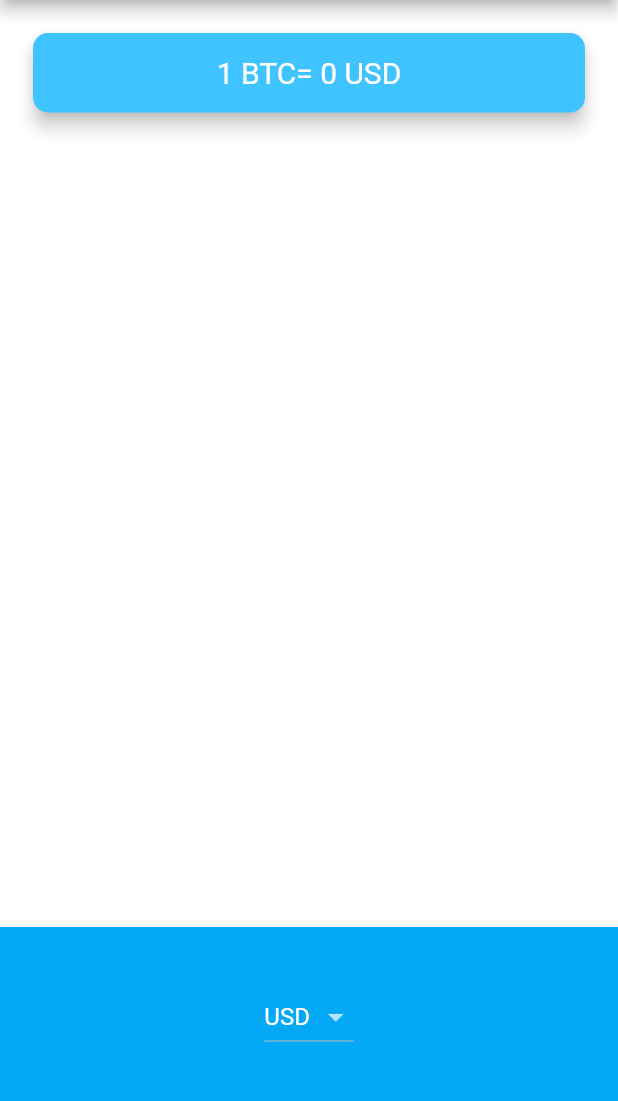
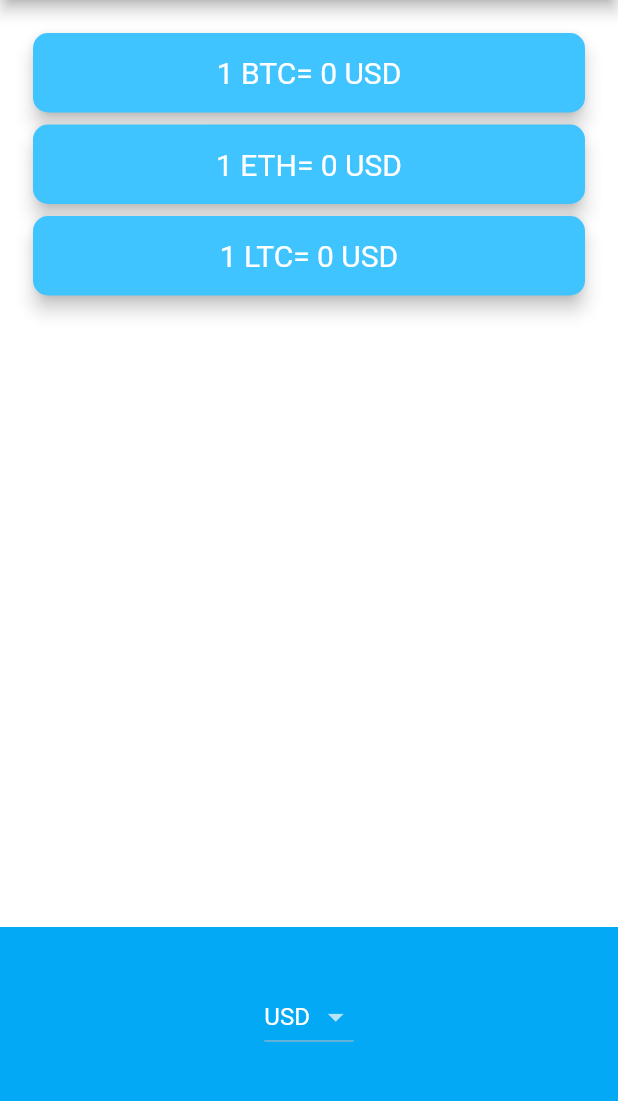
Before and after one commit to RedeemerNtumy/Crypotrack, a Flutter app: the screen it shows after launch, on a phone screen of 412 x 824 dp, the part 84-1185 px from its top. Run offline on Flutter 3.47's test engine with Material 2 defaults, Android fonts, the phone set to English and light mode, and no system bars; network calls fail.

Commit message:
App done

```diff
--- a/lib/coin_data.dart
+++ b/lib/coin_data.dart
@@ -32,11 +32,12 @@ const List<String> cryptoList = [
 ];
 
 class CoinData {
-  CoinData(this.currency);
-  String currency;
+  CoinData(this.currencyLeft, this.currencyRight);
+  String currencyLeft;
+  String currencyRight;
   Future getCoinData() async {
     http.Response response = await http.get(
-      Uri.parse(bitcoinUrl+"$currency"+apiKey),
+      Uri.parse(bitcoinUrl + "$currencyLeft""/"+"$currencyRight" + apiKey),
     );
     if (response.statusCode == 200) {
       var data = response.body;
@@ -50,5 +51,5 @@ class CoinData {
   }
 }
 
-const bitcoinUrl = "https://rest.coinapi.io/v1/exchangerate/BTC/";
-const apiKey = "?apikey=DEC3C8C2-EACC-4139-A140-44D09C9C3A66";
+const bitcoinUrl = "https://rest.coinapi.io/v1/exchangerate/";
+const apiKey = "/?apikey=DEC3C8C2-EACC-4139-A140-44D09C9C3A66";
--- a/lib/price_screen.dart
+++ b/lib/price_screen.dart
@@ -25,8 +25,14 @@ class _PriceScreenState extends State<PriceScreen> {
         setState(() {
           getRate();
           selectedCurrency = value.toString();
-          print(selectedCurrency);
-          updateCurrency(selectedCurrency, amount);
+
+          if (selectedCurrency == 'BTC') {
+            updateCurrencyBtc(selectedCurrency, amountBtc);
+          } else if (selectedCurrency == 'ETH') {
+            updateCurrencyEth(selectedCurrency, amountEth);
+          } else {
+            updateCurrencyLtc(selectedCurrency, amountLtc);
+          }
         });
       },
     );
@@ -44,8 +50,14 @@ class _PriceScreenState extends State<PriceScreen> {
         setState(() {
           getRate();
           selectedCurrency = items[selectedIndex].data.toString();
-          print(selectedCurrency);
-          updateCurrency(selectedCurrency, amount);
+
+          if (selectedCurrency == 'BTC') {
+            updateCurrencyBtc(selectedCurrency, amountBtc);
+          } else if (selectedCurrency == 'ETH') {
+            updateCurrencyEth(selectedCurrency, amountEth);
+          } else {
+            updateCurrencyLtc(selectedCurrency, amountLtc);
+          }
         });
       },
       children: items,
@@ -53,19 +65,44 @@ class _PriceScreenState extends State<PriceScreen> {
   }
 
   String selectedCurrency = "USD";
-  String amount = "0";
+  String amountBtc = "0";
+  String amountEth = "0";
+  String amountLtc = "0";
   String currency = "USD";
 
-  void updateCurrency(String money, String coin) {
+  void updateCurrencyBtc(String money, String coin) {
     currency = money;
-    amount = coin;
+    amountBtc = coin;
   }
-
+  void updateCurrencyEth(String money, String coin) {
+    currency = money;
+    amountEth = coin;
+  }
+   void updateCurrencyLtc(String money, String coin) {
+    currency = money;
+    amountLtc = coin;
+  }
   void getRate() async {
     try {
-      double exchangeRate = await CoinData(currency).getCoinData();
+      double exchangeRateBtc = await CoinData('BTC', currency).getCoinData();
       setState(() {
-        amount = exchangeRate.toStringAsFixed(0);
+        amountBtc = exchangeRateBtc.toStringAsFixed(0);
+      });
+    } catch (e) {
+      print(e);
+    }
+    try {
+      double exchangeRateEth = await CoinData('ETH', currency).getCoinData();
+      setState(() {
+        amountEth = exchangeRateEth.toStringAsFixed(0);
+      });
+    } catch (e) {
+      print(e);
+    }
+    try {
+      double exchangeRateEth = await CoinData('LTC', currency).getCoinData();
+      setState(() {
+        amountLtc = exchangeRateEth.toStringAsFixed(0);
       });
     } catch (e) {
       print(e);
@@ -90,16 +127,20 @@ class _PriceScreenState extends State<PriceScreen> {
         children: <Widget>[
           Padding(
             padding: EdgeInsets.fromLTRB(18.0, 18.0, 18.0, 0),
-            child: Card(
+            child: Column(
+              crossAxisAlignment: CrossAxisAlignment.stretch,
+              children: [
+                Card(
                   color: Colors.lightBlueAccent,
                   elevation: 5.0,
                   shape: RoundedRectangleBorder(
                     borderRadius: BorderRadius.circular(10.0),
                   ),
                   child: Padding(
-                padding: EdgeInsets.symmetric(vertical: 15.0, horizontal: 28.0),
+                    padding:
+                        EdgeInsets.symmetric(vertical: 15.0, horizontal: 28.0),
                     child: Text(
-                  "1 BTC= $amount $currency",
+                      "1 BTC= $amountBtc $currency",
                       textAlign: TextAlign.center,
                       style: TextStyle(
                         fontSize: 20.0,
@@ -107,6 +148,46 @@ class _PriceScreenState extends State<PriceScreen> {
                       ),
                     ),
                   ),
+                ),
+                Card(
+                  color: Colors.lightBlueAccent,
+                  elevation: 5.0,
+                  shape: RoundedRectangleBorder(
+                    borderRadius: BorderRadius.circular(10.0),
+                  ),
+                  child: Padding(
+                    padding:
+                        EdgeInsets.symmetric(vertical: 15.0, horizontal: 28.0),
+                    child: Text(
+                      "1 ETH= $amountEth $currency",
+                      textAlign: TextAlign.center,
+                      style: TextStyle(
+                        fontSize: 20.0,
+                        color: Colors.white,
+                      ),
+                    ),
+                  ),
+                ),
+                Card(
+                  color: Colors.lightBlueAccent,
+                  elevation: 5.0,
+                  shape: RoundedRectangleBorder(
+                    borderRadius: BorderRadius.circular(10.0),
+                  ),
+                  child: Padding(
+                    padding:
+                        EdgeInsets.symmetric(vertical: 15.0, horizontal: 28.0),
+                    child: Text(
+                      "1 LTC= $amountLtc $currency",
+                      textAlign: TextAlign.center,
+                      style: TextStyle(
+                        fontSize: 20.0,
+                        color: Colors.white,
+                      ),
+                    ),
+                  ),
+                ),
+              ],
             ),
           ),
           Container(
```
Lines whose indentation alone changed are shown as unchanged.
